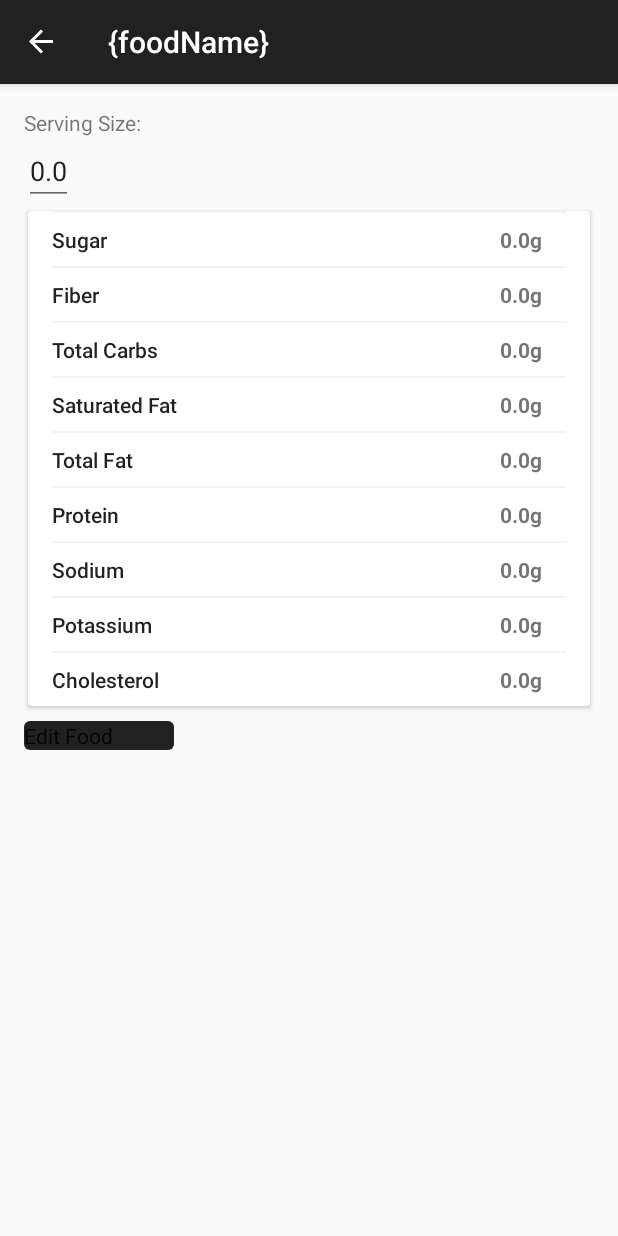
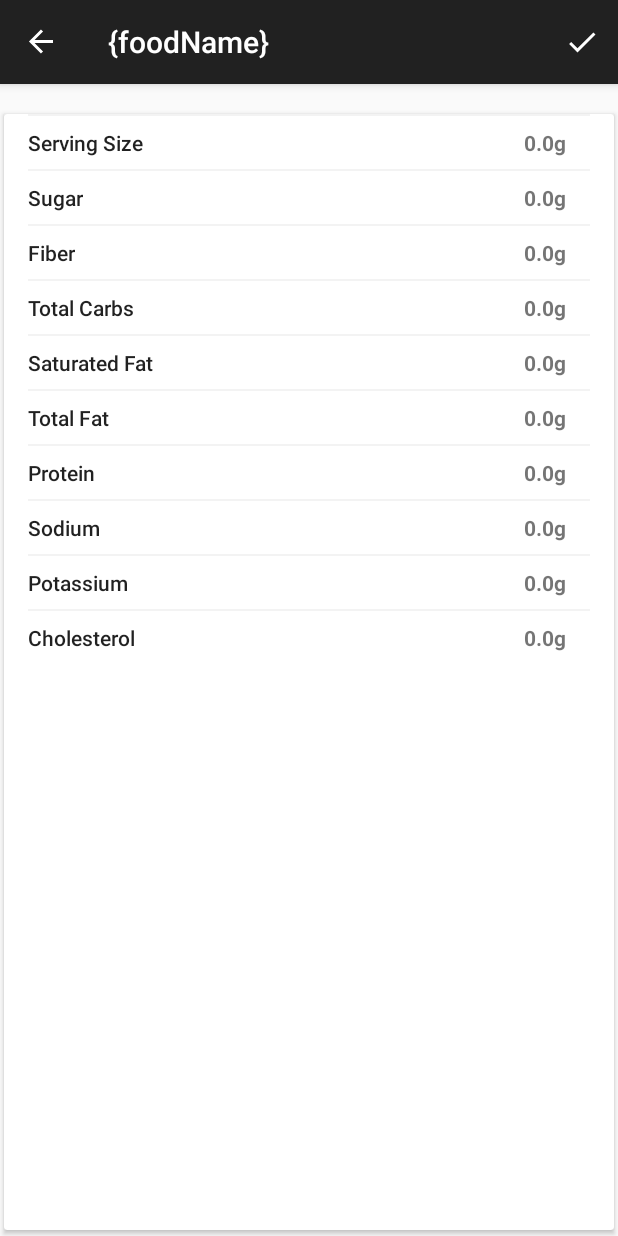
Before and after one commit to hahmraro/minimalist_tracker, an Android app: the FoodFragment screen opened through its navigation route, on a phone screen of 412 x 824 dp. Run offline under Robolectric (Android 15) with nearby library versions, the phone set to English and light mode, and no system bars; our stand-ins replace Room's generated code, navigation-ui.

Commit message:
Changed FoodFragment.kt

```diff
--- a/app/src/main/java/com/example/elegantcalorietracker/ui/adapters/NutrientAdapter.kt
+++ b/app/src/main/java/com/example/elegantcalorietracker/ui/adapters/NutrientAdapter.kt
@@ -8,6 +8,12 @@ import com.example.elegantcalorietracker.databinding.ItemNutrientBinding
 
 class NutrientAdapter(private val nutrients: List<Nutrient>) :
     RecyclerView.Adapter<NutrientAdapter.NutrientViewHolder>() {
+
+    fun getCalories(): Double = if (nutrients.size > 9) {
+        nutrients.first().second
+    } else {
+        throw Exception()
+    }
 
     class NutrientViewHolder(
         private var binding: ItemNutrientBinding,
--- a/app/src/main/java/com/example/elegantcalorietracker/ui/fragments/FoodFragment.kt
+++ b/app/src/main/java/com/example/elegantcalorietracker/ui/fragments/FoodFragment.kt
@@ -1,5 +1,9 @@
 package com.example.elegantcalorietracker.ui.fragments
 
+import android.util.Log
+import android.view.Menu
+import android.view.MenuInflater
+import android.view.MenuItem
 import android.view.View
 import androidx.navigation.fragment.findNavController
 import com.example.elegantcalorietracker.R
@@ -8,6 +12,8 @@ import com.example.elegantcalorietracker.databinding.FragmentFoodBinding
 import com.example.elegantcalorietracker.ui.ModType
 import com.example.elegantcalorietracker.ui.TrackerViewModel
 import com.example.elegantcalorietracker.ui.widgets.FoodListView
+
+private const val TAG = "FoodFragment"
 
 /**
  * The screen that shows when the user selects a food item from [FoodListView]
@@ -18,7 +24,8 @@ import com.example.elegantcalorietracker.ui.widgets.FoodListView
  */
 class FoodFragment : BaseFragment<FragmentFoodBinding>(
     FragmentFoodBinding::inflate,
-    lockDrawer = true
+    lockDrawer = true,
+    hasOptionsMenu = true
 ) {
 
     /**
@@ -29,19 +36,27 @@ class FoodFragment : BaseFragment<FragmentFoodBinding>(
     override fun applyBinding(v: View): ApplyTo<FragmentFoodBinding> = {
         // Assigns the selected food and the default serving size editText value
         selectedFood = sharedViewModel.selectedFood
-        servingEdit.setText(selectedFood.servingSize)
+        // servingEdit.setText(selectedFood.servingSize)
 
         // Set up the NutritionView
-        val nutrients = selectedFood.getNutrients()
+        val nutrients = mutableListOf<Double>()
+        nutrients.add(selectedFood.servingSize.toDouble())
+        nutrients.addAll(selectedFood.getNutrients())
         foodNutritionLl.setNutrients(nutrients)
+    }
 
-        // Set up the button text and click listener
-        if (sharedViewModel.modType == ModType.ADD) {
-            addButton.text = getString(R.string.add_food)
-            setAddButtonClickListener(this, ModType.ADD)
-        } else {
-            addButton.text = getString(R.string.edit_food)
-            setAddButtonClickListener(this, ModType.EDIT)
+    override fun onCreateOptionsMenu(menu: Menu, inflater: MenuInflater) {
+        super.onCreateOptionsMenu(menu, inflater)
+        inflater.inflate(R.menu.food_menu, menu)
+    }
+
+    override fun onOptionsItemSelected(item: MenuItem): Boolean {
+        return when (item.itemId) {
+            R.id.done_button -> {
+                setAddButtonClickListener(binding, sharedViewModel.modType)
+                true
+            }
+            else -> super.onOptionsItemSelected(item)
         }
     }
 
@@ -54,13 +69,16 @@ class FoodFragment : BaseFragment<FragmentFoodBinding>(
         binding: FragmentFoodBinding,
         modType: ModType
     ) {
-        binding.addButton.setOnClickListener {
-            val newServingSize = binding.servingEdit.text.toString().toDouble()
+        try {
+            val newServingSize = binding.foodNutritionLl.getServingSize()
             if (modType == ModType.ADD)
                 sharedViewModel.getFood(selectedFood, newServingSize)
             else {
                 sharedViewModel.editFood(selectedFood, newServingSize)
             }
+        } catch (e: Exception) {
+            Log.d(TAG, e.toString())
+        } finally {
             this@FoodFragment.findNavController()
                 .navigate(R.id.action_foodFragment_to_trackerFragment)
         }
--- a/app/src/main/java/com/example/elegantcalorietracker/ui/widgets/NutritionView.kt
+++ b/app/src/main/java/com/example/elegantcalorietracker/ui/widgets/NutritionView.kt
@@ -17,7 +17,10 @@ class NutritionView(context: Context, attributeSet: AttributeSet?) :
     )
 
     fun setNutrients(nutrients: List<Double>) {
-        val nutrientsNames = listOf(
+        val nutrientsNames = mutableListOf<String>()
+        if (nutrients.size > 9) nutrientsNames.add("Serving Size")
+        nutrientsNames.addAll(
+            listOf(
                 "Sugar",
                 "Fiber",
                 "Total Carbs",
@@ -28,8 +31,14 @@ class NutritionView(context: Context, attributeSet: AttributeSet?) :
                 "Potassium",
                 "Cholesterol"
             )
+        )
         val nutrientInformation = nutrientsNames.zip(nutrients)
         val adapter = NutrientAdapter(nutrientInformation)
         binding.nutrientList.adapter = adapter
     }
+
+    fun getServingSize(): Double {
+        val adapter = binding.nutrientList.adapter as NutrientAdapter
+        return adapter.getCalories()
     }
+}
--- /dev/null
+++ b/app/src/main/res/drawable/ic_done.xml
@@ -0,0 +1,10 @@
+<vector xmlns:android="http://schemas.android.com/apk/res/android"
+    android:width="24dp"
+    android:height="24dp"
+    android:viewportWidth="24"
+    android:viewportHeight="24"
+    android:tint="?attr/colorControlNormal">
+  <path
+      android:fillColor="@android:color/white"
+      android:pathData="M9,16.2L4.8,12l-1.4,1.4L9,19 21,7l-1.4,-1.4L9,16.2z"/>
+</vector>
--- a/app/src/main/res/layout/fragment_food.xml
+++ b/app/src/main/res/layout/fragment_food.xml
@@ -1,34 +1,9 @@
 <?xml version="1.0" encoding="utf-8"?>
-<androidx.appcompat.widget.LinearLayoutCompat xmlns:android="http://schemas.android.com/apk/res/android"
+<com.example.elegantcalorietracker.ui.widgets.NutritionView xmlns:android="http://schemas.android.com/apk/res/android"
     xmlns:tools="http://schemas.android.com/tools"
+    android:id="@+id/food_nutrition_ll"
     android:layout_width="match_parent"
-    android:layout_height="wrap_content"
+    android:layout_height="match_parent"
+    android:layout_marginTop="@dimen/default_padding"
     android:orientation="vertical"
-    android:padding="@dimen/default_padding"
-    tools:context=".ui.fragments.FoodFragment">
-
-    <TextView
-        android:id="@+id/serving_size"
-        android:layout_width="match_parent"
-        android:layout_height="wrap_content"
-        android:text="Serving Size:" />
-
-    <com.google.android.material.textfield.TextInputEditText
-        android:id="@+id/serving_edit"
-        android:layout_width="wrap_content"
-        android:layout_height="wrap_content"
-        tools:text="100" />
-
-    <com.example.elegantcalorietracker.ui.widgets.NutritionView
-        android:id="@+id/food_nutrition_ll"
-        android:layout_width="match_parent"
-        android:layout_height="wrap_content" />
-
-
-    <com.google.android.material.button.MaterialButton
-        android:id="@+id/add_button"
-        android:layout_width="100dp"
-        android:layout_height="wrap_content"
-        tools:text="Add Food" />
-
-</androidx.appcompat.widget.LinearLayoutCompat>
+    tools:context=".ui.fragments.FoodFragment" />
--- a/app/src/main/res/layout/fragment_nutrient.xml
+++ b/app/src/main/res/layout/fragment_nutrient.xml
@@ -3,5 +3,5 @@
     xmlns:tools="http://schemas.android.com/tools"
     android:id="@+id/nutrient_nutrition_ll"
     android:layout_width="match_parent"
-    android:layout_height="wrap_content"
+    android:layout_height="match_parent"
     tools:context=".ui.fragments.NutrientFragment" />
--- a/app/src/main/res/layout/ll_nutrition.xml
+++ b/app/src/main/res/layout/ll_nutrition.xml
@@ -3,7 +3,7 @@
     xmlns:app="http://schemas.android.com/apk/res-auto"
     xmlns:tools="http://schemas.android.com/tools"
     android:layout_width="match_parent"
-    android:layout_height="wrap_content"
+    android:layout_height="match_parent"
     app:cardUseCompatPadding="true">
 
     <androidx.appcompat.widget.LinearLayoutCompat
--- /dev/null
+++ b/app/src/main/res/menu/food_menu.xml
@@ -0,0 +1,10 @@
+<?xml version="1.0" encoding="utf-8"?>
+<menu xmlns:android="http://schemas.android.com/apk/res/android"
+    xmlns:app="http://schemas.android.com/apk/res-auto">
+
+    <item
+        android:id="@+id/done_button"
+        android:icon="@drawable/ic_done"
+        android:title="Done"
+        app:showAsAction="always" />
+</menu>
--- a/app/src/main/res/navigation/nav_graph.xml
+++ b/app/src/main/res/navigation/nav_graph.xml
@@ -55,7 +55,7 @@
     <fragment
         android:id="@+id/nutrientFragment"
         android:name="com.example.elegantcalorietracker.ui.fragments.NutrientFragment"
-        android:label="@string/nutrients"
+        android:label="@string/daily_nutrition"
         tools:layout="@layout/fragment_nutrient">
         <action
             android:id="@+id/action_nutrientFragment_to_trackerFragment"
--- a/app/src/main/res/values/strings.xml
+++ b/app/src/main/res/values/strings.xml
@@ -6,6 +6,6 @@
     <string name="edit_food">Edit Food</string>
     <string name="food">Food</string>
     <string name="search_food">Search Food</string>
-    <string name="nutrients">Nutrients</string>
+    <string name="daily_nutrition">Daily Nutrition</string>
     <string name="settings">Settings</string>
 </resources>
```
Also changed, not shown: app/src/main/res/drawable/ic_edit.xml (added, +10 -0 lines). Lines whose indentation alone changed are shown as unchanged.
